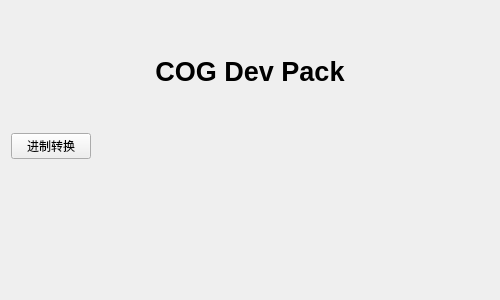
ImaginedCreation/cog-dev-pack, file _ui/umain.ui: the form before one commit.
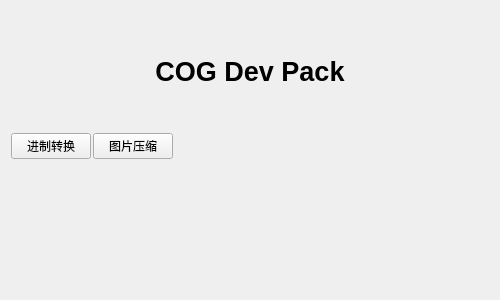
The form after the commit.

Commit message: coding@add image compression

What changed in the file:
```diff
--- a/_ui/umain.ui
+++ b/_ui/umain.ui
@@ -91,12 +91,36 @@
      </layout>
     </widget>
    </item>
-   <item alignment="Qt::AlignmentFlag::AlignLeft">
+   <item>
+    <layout class="QHBoxLayout" name="horizontalLayout">
+     <item>
     <widget class="QPushButton" name="hex_converter_btn">
      <property name="text">
       <string>进制转换</string>
      </property>
     </widget>
+     </item>
+     <item>
+      <widget class="QPushButton" name="image_compression_btn">
+       <property name="text">
+        <string>图片压缩</string>
+       </property>
+      </widget>
+     </item>
+     <item>
+      <spacer name="horizontalSpacer">
+       <property name="orientation">
+        <enum>Qt::Orientation::Horizontal</enum>
+       </property>
+       <property name="sizeHint" stdset="0">
+        <size>
+         <width>40</width>
+         <height>20</height>
+        </size>
+       </property>
+      </spacer>
+     </item>
+    </layout>
    </item>
    <item>
     <spacer name="verticalSpacer">
```
Lines whose indentation alone changed are shown as unchanged. The commit also changes 9 other files.
